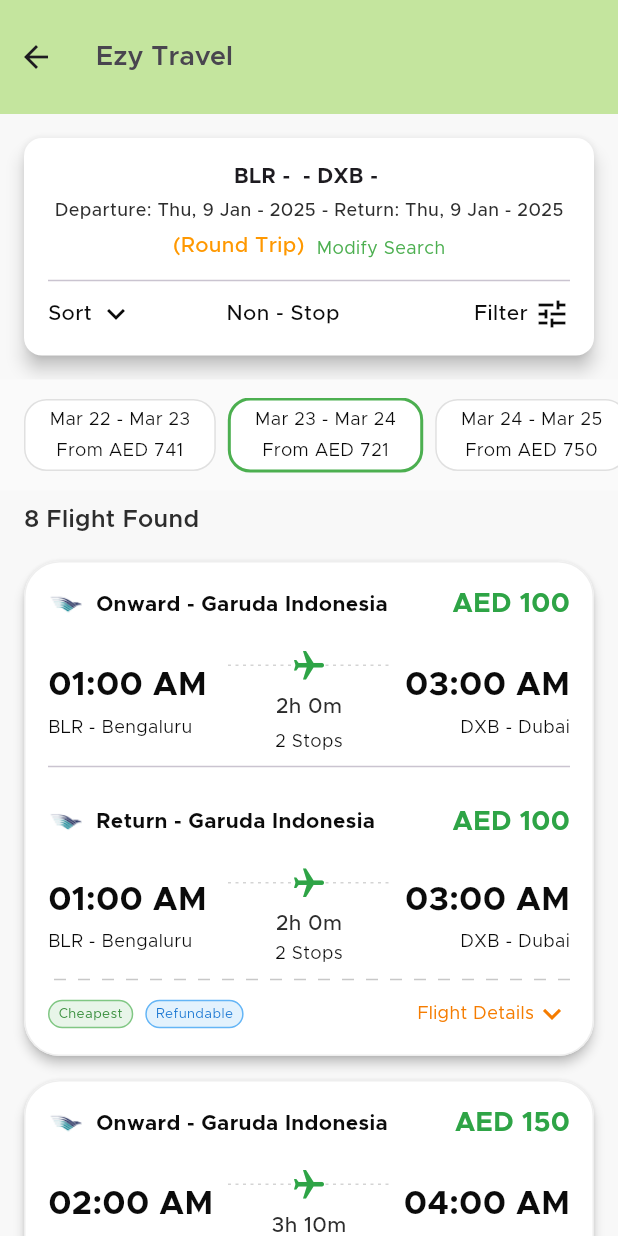
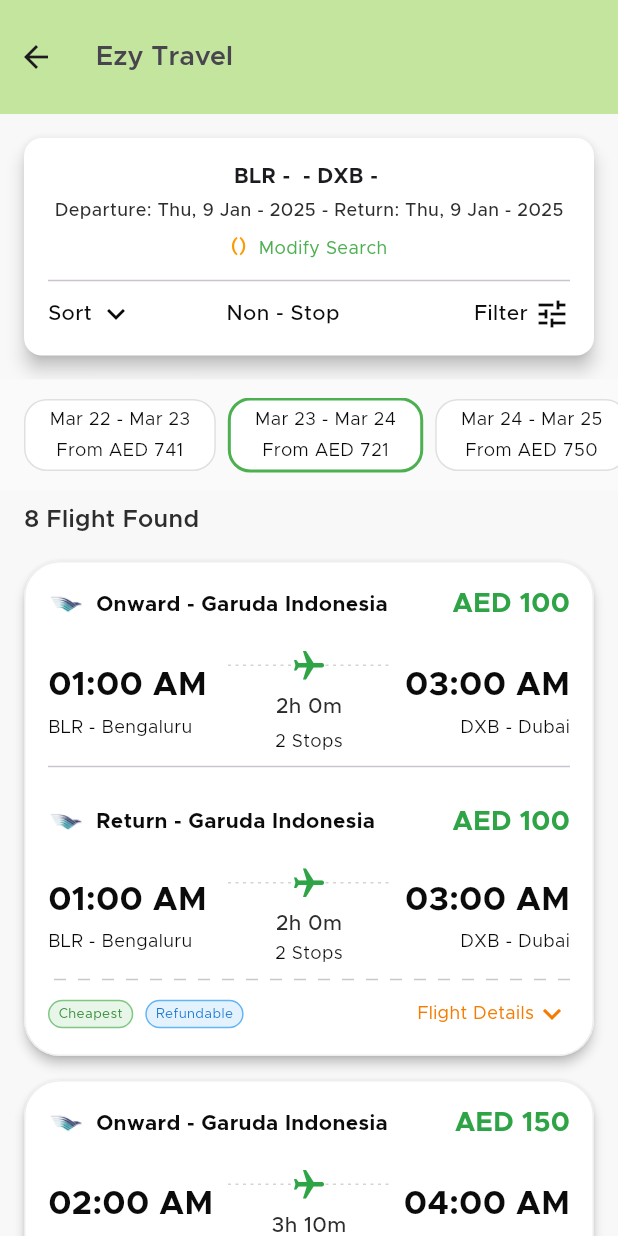
Before and after one commit to AbdoAnany/flight_booking, a Flutter app: the SearchForm screen opened directly with empty values, on a phone screen of 412 x 824 dp. Run offline on Flutter 3.47's test engine with Material 3 defaults, Android fonts, the phone set to English and light mode, and no system bars; our stand-ins replace bloc, flutter_bloc, google_fonts, iconsax.

```diff
--- a/lib/project/search_result/presentation/pages/FlightSearchScreen.dart
+++ b/lib/project/search_result/presentation/pages/FlightSearchScreen.dart
@@ -25,6 +25,8 @@ class SearchForm extends StatelessWidget {
             FlightSearchHeader(
               origin: 'BLR - ${flightSearchState.fromLocation}',
               destination: 'DXB - ${flightSearchState.toLocation}',
+              tripType: '${flightSearchState.tripType}',
+
               departureDate: DateFormatter.formatFlightDate(flightSearchState.departureDate),
               returnDate: DateFormatter.formatFlightDate(flightSearchState.returnDate ?? DateTime.now()),
             ),
--- a/lib/project/search_result/presentation/widgets/flight_search_header.dart
+++ b/lib/project/search_result/presentation/widgets/flight_search_header.dart
@@ -9,6 +9,7 @@ import '../../../../core/theme/app_color.dart';
 class FlightSearchHeader extends StatefulWidget {
   final String origin;
   final String destination;
+  final String tripType;
   final String departureDate;
   final String returnDate;
   // final Function(DateRange) onDateRangeChanged;
@@ -16,6 +17,7 @@ class FlightSearchHeader extends StatefulWidget {
   const FlightSearchHeader({
     required this.origin,
     required this.destination,
+    required this.tripType,
     required this.departureDate,
     required this.returnDate,
     // required this.onDateRangeChanged,
@@ -68,7 +70,7 @@ class _FlightSearchHeaderState extends State<FlightSearchHeader> {
                   crossAxisAlignment: CrossAxisAlignment.start,
                   children: [
                      Text(
-                      '(Round Trip)',
+                      '(${widget.tripType})',
                       style: AppTypography.bodyText4.copyWith(
                         color: Colors.orange
                       )
```
